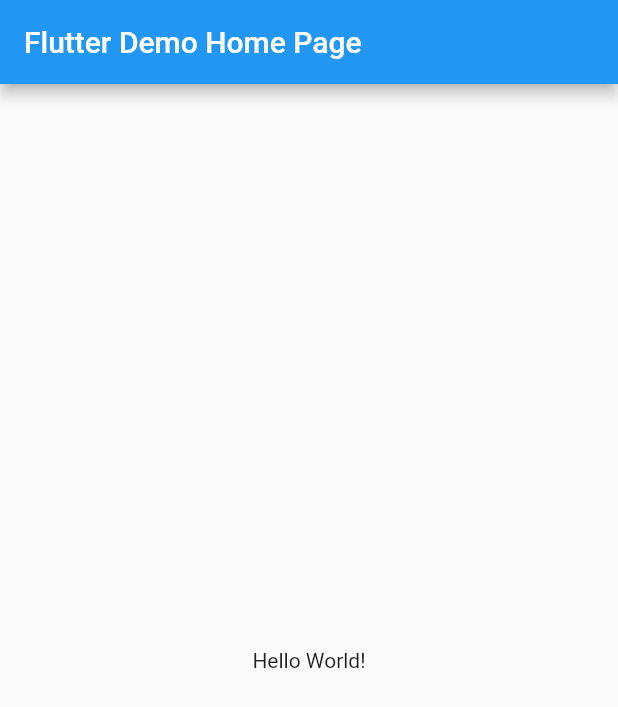
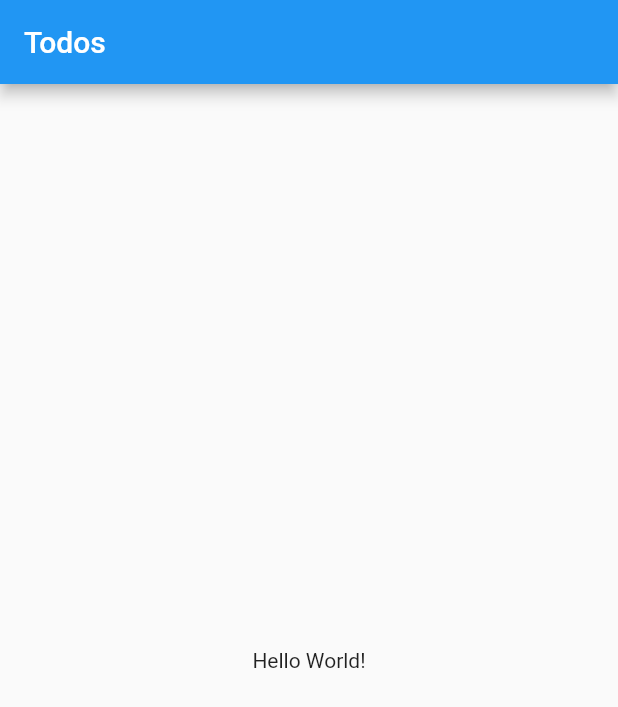
Before and after one commit to kirillmokretsov/todo_list, a Flutter app: the screen it shows after launch, on a phone screen of 412 x 824 dp. Shown: the top 707 px of the screen. Run offline on Flutter 3.47's test engine with Material 2 defaults, Android fonts, the phone set to English and light mode, and no system bars.

Commit message:
Update title

```diff
--- a/lib/main.dart
+++ b/lib/main.dart
@@ -9,12 +9,12 @@ class MyApp extends StatelessWidget {
   @override
   Widget build(BuildContext context) {
     return MaterialApp(
-      title: 'Flutter Demo',
+      title: 'Todo List',
       theme: ThemeData(
         primarySwatch: Colors.blue,
         accentColor: Colors.amberAccent,
       ),
-      home: ListPage(title: 'Flutter Demo Home Page'),
+      home: ListPage(title: 'Todos'),
     );
   }
 }
```
